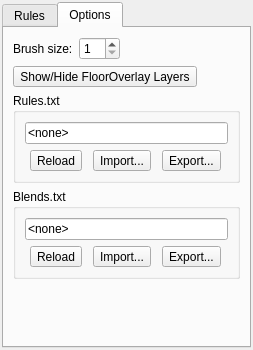
Before: the Qt Designer form src/tiled/bmptooldialog.ui in timbaker/tiled, drawn with Qt 5.
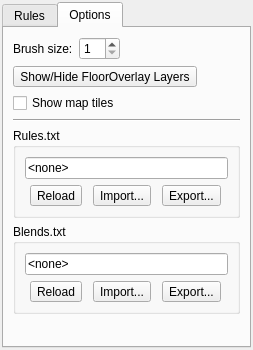
After: the same form once the commit is applied. Custom widgets are drawn as their Qt base class.

Commit message:
Added "Show map tiles" checkbox to BmpToolDialog.
When unchecked, a map's tiles are hidden so the automatically-generated
BMP tiles may be seen more easily.

What changed in the file:
```diff
--- a/src/tiled/bmptooldialog.ui
+++ b/src/tiled/bmptooldialog.ui
@@ -97,6 +97,20 @@
          </property>
         </widget>
        </item>
+       <item>
+        <widget class="QCheckBox" name="showMapTiles">
+         <property name="text">
+          <string>Show map tiles</string>
+         </property>
+        </widget>
+       </item>
+       <item>
+        <widget class="Line" name="line">
+         <property name="orientation">
+          <enum>Qt::Horizontal</enum>
+         </property>
+        </widget>
+       </item>
        <item>
         <widget class="QGroupBox" name="rulesBox">
          <property name="title">
```
The commit also changes 4 other files.
